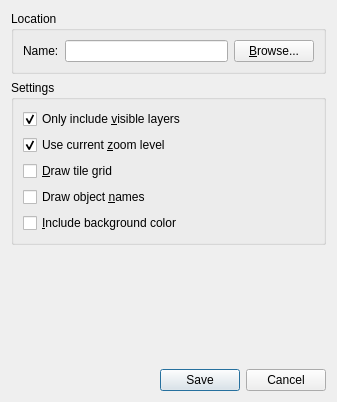
Qt form src/tiled/exportasimagedialog.ui (mapeditor/tiled) before a commit.
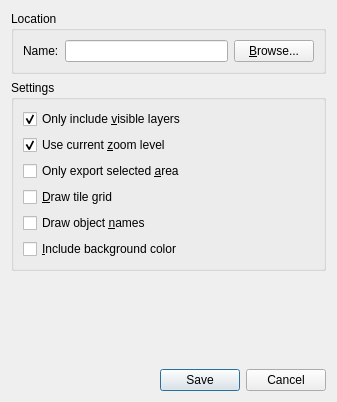
The same form after that commit.

Commit message: Add option to export only the current selection

What changed in the file:
```diff
--- a/src/tiled/exportasimagedialog.ui
+++ b/src/tiled/exportasimagedialog.ui
@@ -69,6 +69,13 @@
         </property>
        </widget>
       </item>
+      <item>
+       <widget class="QCheckBox" name="selectedAreaOnly">
+        <property name="text">
+         <string>Only export selected &amp;area</string>
+        </property>
+       </widget>
+      </item>
       <item>
        <widget class="QCheckBox" name="drawTileGrid">
         <property name="text">
```
The commit also changes 6 other files.
